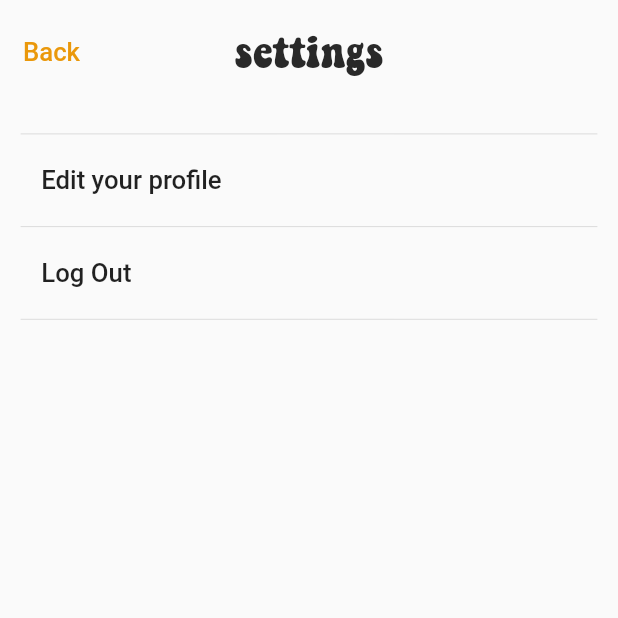
After one commit to stoicadianaa/let-s-party-app, a Flutter app: the SettingsScreen screen opened directly, on a phone screen of 412 x 824 dp, the top half of it. The commit adds this screen. Run offline on Flutter 3.47's test engine with Material 2 defaults, Android fonts, the phone set to English and light mode, and no system bars; our stand-ins replace cloud_firestore, firebase_auth, firebase_core, firebase_database, flutter_svg, image_picker and 2 more; accounts and stored records are empty.

Commit message:
Created the Sign Out button and functionality

```diff
--- /dev/null
+++ b/lib/app/settings/settings_screen.dart
@@ -0,0 +1,84 @@
+import 'package:firebase_auth/firebase_auth.dart';
+import 'package:flutter/material.dart';
+import 'package:lets_party/app/login/login_screen.dart';
+import 'package:lets_party/constants/app_colors.dart';
+import 'package:lets_party/constants/app_dimens.dart';
+import 'package:lets_party/constants/app_styles.dart';
+
+class SettingsScreen extends StatelessWidget {
+  const SettingsScreen({super.key});
+
+  @override
+  Widget build(BuildContext context) {
+    return SafeArea(
+      child: Scaffold(
+        appBar: AppBar(
+          title: const Text(
+            "settings",
+            style: AppStyles.appBarStyle,
+          ),
+          backgroundColor: Theme.of(context).scaffoldBackgroundColor,
+          leadingWidth: 80.0,
+          leading: TextButton(
+            onPressed: () => Navigator.pop(context),
+            child: const Text(
+              "Back",
+              style: TextStyle(
+                color: gamboge,
+                fontSize: 20.0,
+              ),
+            ),
+          ),
+        ),
+        body: Padding(
+          padding: const EdgeInsets.all(AppDimens.padding_2x),
+          child: Column(
+            crossAxisAlignment: CrossAxisAlignment.start,
+            children: [
+              const Divider(),
+              MaterialButton(
+                onPressed: () {},
+                child: const SizedBox(
+                  width: double.infinity,
+                  child: Padding(
+                    padding: EdgeInsets.symmetric(
+                      vertical: AppDimens.padding_2x,
+                    ),
+                    child: Text(
+                      "Edit your profile",
+                      style: AppStyles.bodyStyle,
+                    ),
+                  ),
+                ),
+              ),
+              const Divider(),
+              MaterialButton(
+                onPressed: () async {
+                  await FirebaseAuth.instance.signOut();
+                  Navigator.pushAndRemoveUntil(
+                    context,
+                    MaterialPageRoute(builder: (context) => LoginScreen()),
+                    (Route<dynamic> route) => false,
+                  );
+                },
+                child: const SizedBox(
+                  width: double.infinity,
+                  child: Padding(
+                    padding: EdgeInsets.symmetric(
+                      vertical: AppDimens.padding_2x,
+                    ),
+                    child: Text(
+                      "Log Out",
+                      style: AppStyles.bodyStyle,
+                    ),
+                  ),
+                ),
+              ),
+              const Divider()
+            ],
+          ),
+        ),
+      ),
+    );
+  }
+}
```
Also changed, not shown: lib/app/home/home_screen.dart (+25 -6 lines), lib/app/lets_party.dart (+5 -11 lines).
